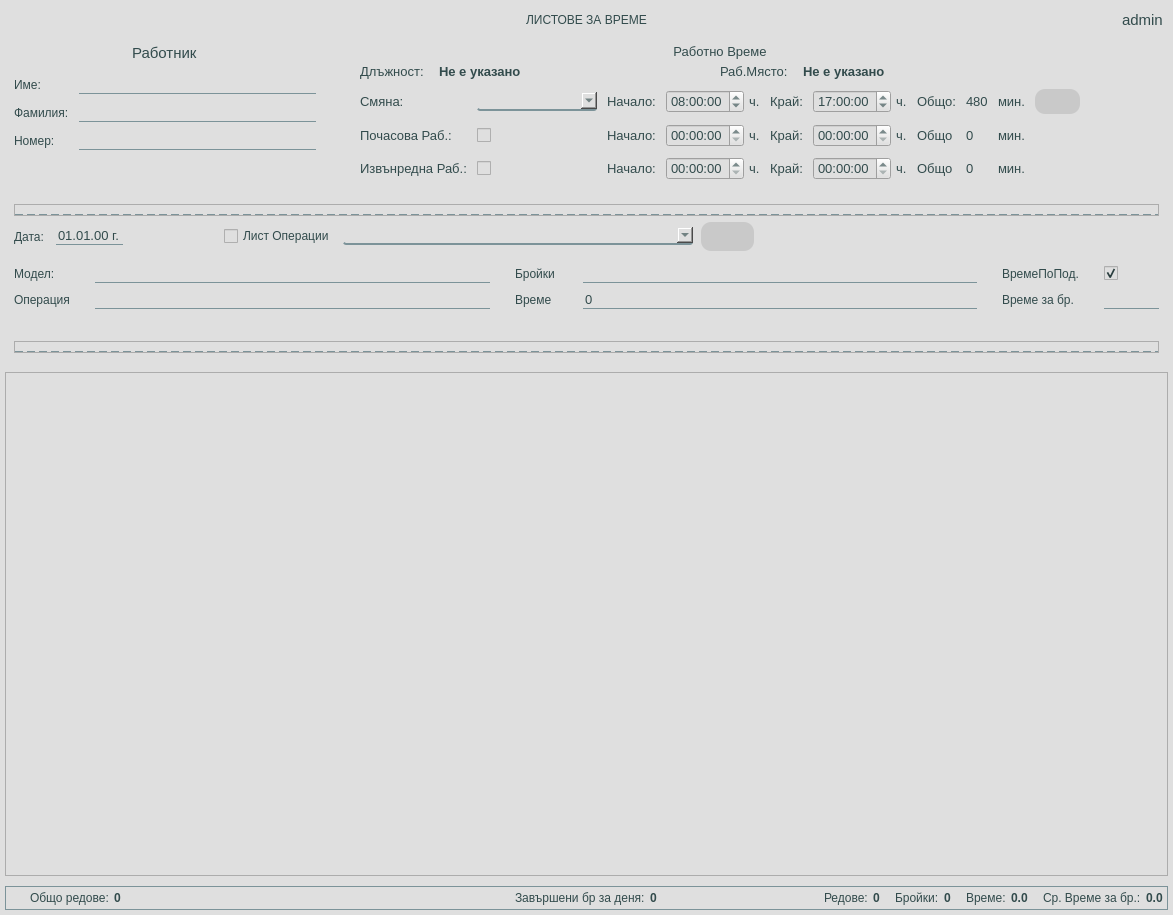
Qt form app/ui/widgets/customTimePapersWidget.ui (DevilPhp/WorkSalary.v01) before a commit.
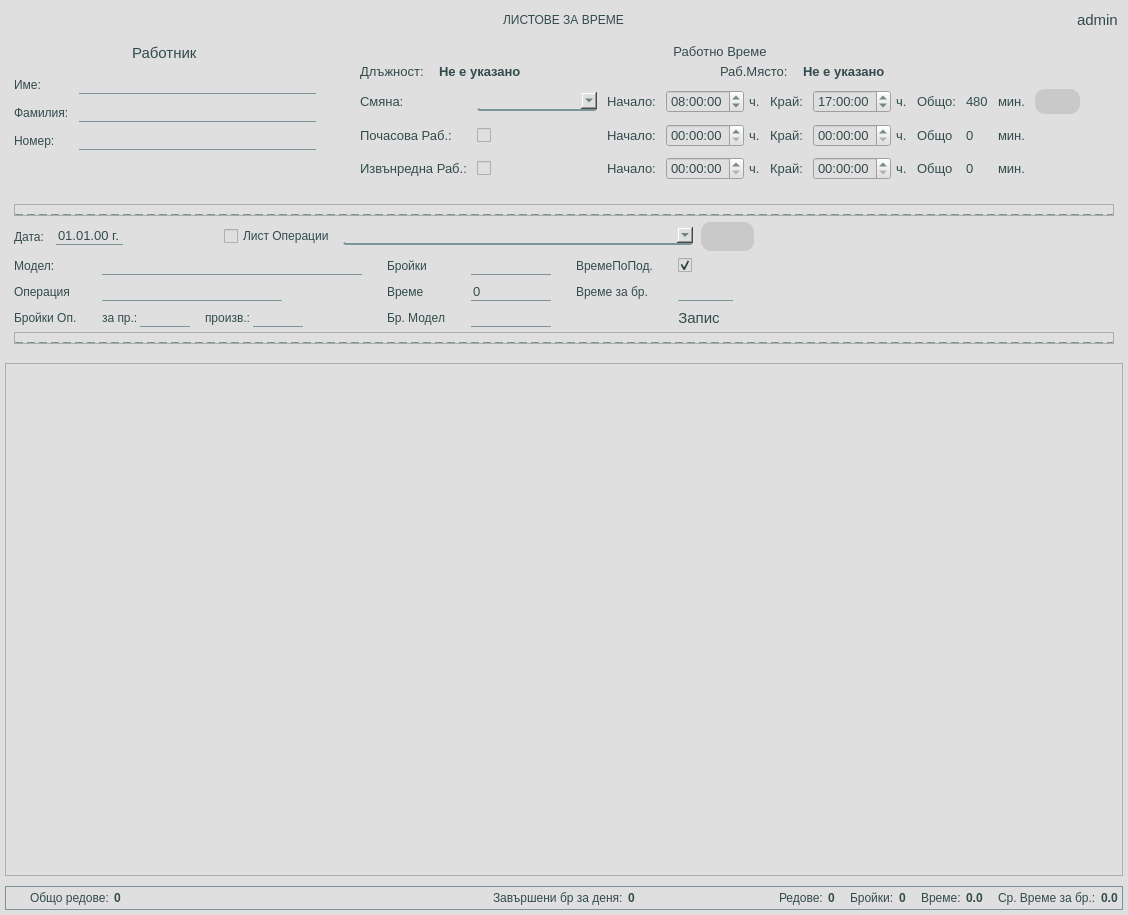
The same form after that commit. Icons and pictures are not drawn.

The edit to the form file:
```diff
--- a/app/ui/widgets/customTimePapersWidget.ui
+++ b/app/ui/widgets/customTimePapersWidget.ui
@@ -6,7 +6,7 @@
    <rect>
     <x>0</x>
     <y>0</y>
-    <width>1173</width>
+    <width>1128</width>
     <height>915</height>
    </rect>
   </property>
@@ -47,6 +47,10 @@
 	background-color: #aeaeae;
 }
 
+#addNewTimePaperBtn {
+	font-size: 11pt;
+}
+
 QDateEdit::up-button, QDateEdit::down-button{
 	width: 0px;
 }
@@ -65,7 +69,8 @@
 	font-size: 9pt;
 }
 
-#avrTimePerPiece, #totalSelectedPieces, #totalSelectedTime, #totalSelectedRows, #totalViewRows, #totalProducedPieces {
+#avrTimePerPiece, #totalSelectedPieces, #totalSelectedTime, #totalSelectedRows, #totalViewRows, #totalProducedPieces,
+#piecesForProdLineEdit, #piecesProducedLineEdit {
 	font-weight: 700;
 }
 
@@ -1273,7 +1278,7 @@
             <property name="bottomMargin">
              <number>0</number>
             </property>
-            <item>
+            <item alignment="Qt::AlignLeft">
              <widget class="QWidget" name="timePapersHolder" native="true">
               <property name="minimumSize">
                <size>
@@ -1305,7 +1310,95 @@
                  <property name="verticalSpacing">
                   <number>8</number>
                  </property>
-                 <item row="4" column="2" alignment="Qt::AlignHCenter|Qt::AlignVCenter">
+                 <item row="1" column="5">
+                  <widget class="QCheckBox" name="isDefaultTimeCheckBox">
+                   <property name="focusPolicy">
+                    <enum>Qt::NoFocus</enum>
+                   </property>
+                   <property name="text">
+                    <string/>
+                   </property>
+                   <property name="checked">
+                    <bool>true</bool>
+                   </property>
+                  </widget>
+                 </item>
+                 <item row="1" column="3">
+                  <widget class="QLineEdit" name="modelPiecesLineEdit">
+                   <property name="minimumSize">
+                    <size>
+                     <width>0</width>
+                     <height>0</height>
+                    </size>
+                   </property>
+                   <property name="maximumSize">
+                    <size>
+                     <width>80</width>
+                     <height>16777215</height>
+                    </size>
+                   </property>
+                   <property name="readOnly">
+                    <bool>true</bool>
+                   </property>
+                  </widget>
+                 </item>
+                 <item row="1" column="1">
+                  <widget class="QLineEdit" name="clientModelsLineEdit">
+                   <property name="minimumSize">
+                    <size>
+                     <width>260</width>
+                     <height>0</height>
+                    </size>
+                   </property>
+                  </widget>
+                 </item>
+                 <item row="2" column="1">
+                  <widget class="QLineEdit" name="modelOperationLineEdit">
+                   <property name="maximumSize">
+                    <size>
+                     <width>180</width>
+                     <height>16777215</height>
+                    </size>
+                   </property>
+                   <property name="readOnly">
+                    <bool>true</bool>
+                   </property>
+                  </widget>
+                 </item>
+                 <item row="2" column="2">
+                  <widget class="QLabel" name="label_33">
+                   <property name="text">
+                    <string>Време</string>
+                   </property>
+                  </widget>
+                 </item>
+                 <item row="2" column="3">
+                  <widget class="QLineEdit" name="piecesTimeLineEdit">
+                   <property name="maximumSize">
+                    <size>
+                     <width>80</width>
+                     <height>16777215</height>
+                    </size>
+                   </property>
+                   <property name="focusPolicy">
+                    <enum>Qt::NoFocus</enum>
+                   </property>
+                   <property name="text">
+                    <string>0</string>
+                   </property>
+                   <property name="readOnly">
+                    <bool>true</bool>
+                   </property>
+                  </widget>
+                 </item>
+                 <item row="3" column="2">
+                  <widget class="QLabel" name="label_45">
+                   <property name="text">
+                    <string>Бр. Модел</string>
+                   </property>
+                  </widget>
+                 </item>
+                 <item row="3" column="5" alignment="Qt::AlignLeft">
                   <widget class="QPushButton" name="addNewTimePaperBtn">
                    <property name="focusPolicy">
                     <enum>Qt::NoFocus</enum>
@@ -1317,7 +1410,7 @@
 }</string>
                    </property>
                    <property name="text">
-                    <string/>
+                    <string>Запис</string>
                    </property>
                    <property name="icon">
                     <iconset resource="../../../resources.qrc">
@@ -1331,72 +1424,39 @@
                    </property>
                   </widget>
                  </item>
-                 <item row="2" column="1">
-                  <widget class="QLineEdit" name="clientModelsLineEdit">
-                   <property name="minimumSize">
-                    <size>
-                     <width>260</width>
-                     <height>0</height>
-                    </size>
-                   </property>
-                  </widget>
-                 </item>
-                 <item row="3" column="1">
-                  <widget class="QLineEdit" name="modelOperationLineEdit">
-                   <property name="readOnly">
-                    <bool>true</bool>
-                   </property>
-                  </widget>
-                 </item>
                  <item row="2" column="4">
-                  <widget class="QLabel" name="label_34">
+                  <widget class="QLabel" name="label_35">
                    <property name="text">
-                    <string>ВремеПоПод.</string>
+                    <string>Време за бр.</string>
                    </property>
                   </widget>
                  </item>
-                 <item row="2" column="3">
-                  <widget class="QLineEdit" name="modelPiecesLineEdit">
-                   <property name="minimumSize">
-                    <size>
-                     <width>200</width>
-                     <height>0</height>
-                    </size>
-                   </property>
-                   <property name="readOnly">
-                    <bool>true</bool>
-                   </property>
-                  </widget>
-                 </item>
-                 <item row="3" column="3">
-                  <widget class="QLineEdit" name="piecesTimeLineEdit">
-                   <property name="text">
-                    <string>0</string>
-                   </property>
-                   <property name="readOnly">
-                    <bool>true</bool>
-                   </property>
-                  </widget>
-                 </item>
-                 <item row="2" column="0">
+                 <item row="1" column="0">
                   <widget class="QLabel" name="label_30">
                    <property name="text">
                     <string>Модел:</string>
                    </property>
                   </widget>
                  </item>
-                 <item row="3" column="2">
-                  <widget class="QLabel" name="label_33">
+                 <item row="1" column="4">
+                  <widget class="QLabel" name="label_34">
                    <property name="text">
-                    <string>Време</string>
+                    <string>ВремеПоПод.</string>
                    </property>
                   </widget>
                  </item>
-                 <item row="0" column="0" alignment="Qt::AlignLeft">
-                  <widget class="QWidget" name="widget_14" native="true">
-                   <layout class="QHBoxLayout" name="horizontalLayout_14">
+                 <item row="1" column="2">
+                  <widget class="QLabel" name="label_32">
+                   <property name="text">
+                    <string>Бройки</string>
+                   </property>
+                  </widget>
+                 </item>
+                 <item row="3" column="1" alignment="Qt::AlignLeft">
+                  <widget class="QWidget" name="widget_22" native="true">
+                   <layout class="QHBoxLayout" name="horizontalLayout_31">
                     <property name="spacing">
-                     <number>5</number>
+                     <number>15</number>
                     </property>
                     <property name="leftMargin">
                      <number>0</number>
@@ -1410,30 +1470,107 @@
                     <property name="bottomMargin">
                      <number>0</number>
                     </property>
+                    <item>
+                     <widget class="QWidget" name="widget_23" native="true">
+                      <property name="minimumSize">
+                       <size>
+                        <width>0</width>
+                        <height>0</height>
+                       </size>
+                      </property>
+                      <layout class="QHBoxLayout" name="horizontalLayout_32">
+                       <property name="spacing">
+                        <number>2</number>
+                       </property>
+                       <property name="leftMargin">
+                        <number>0</number>
+                       </property>
+                       <property name="topMargin">
+                        <number>0</number>
+                       </property>
+                       <property name="rightMargin">
+                        <number>0</number>
+                       </property>
+                       <property name="bottomMargin">
+                        <number>0</number>
+                       </property>
+                       <item>
+                        <widget class="QLabel" name="label_41">
+                         <property name="text">
+                          <string>за пр.:</string>
+                         </property>
+                        </widget>
+                       </item>
+                       <item>
+                        <widget class="QLineEdit" name="piecesForProdLineEdit">
+                         <property name="maximumSize">
+                          <size>
+                           <width>50</width>
+                           <height>16777215</height>
+                          </size>
+                         </property>
+                         <property name="focusPolicy">
+                          <enum>Qt::NoFocus</enum>
+                         </property>
+                         <property name="text">
+                          <string/>
+                         </property>
+                         <property name="readOnly">
+                          <bool>true</bool>
+                         </property>
+                        </widget>
+                       </item>
+                      </layout>
+                     </widget>
+                    </item>
+                    <item>
+                     <widget class="QWidget" name="widget_24" native="true">
+                      <layout class="QHBoxLayout" name="horizontalLayout_33">
+                       <property name="spacing">
+                        <number>2</number>
+                       </property>
+                       <property name="leftMargin">
+                        <number>0</number>
+                       </property>
+                       <property name="topMargin">
+                        <number>0</number>
+                       </property>
+                       <property name="rightMargin">
+                        <number>0</number>
+                       </property>
+                       <property name="bottomMargin">
+                        <number>0</number>
+                       </property>
+                       <item>
+                        <widget class="QLabel" name="label_44">
+                         <property name="text">
+                          <string>произв.:</string>
+                         </property>
+                        </widget>
+                       </item>
+                       <item>
+                        <widget class="QLineEdit" name="piecesProducedLineEdit">
+                         <property name="maximumSize">
+                          <size>
+                           <width>50</width>
+                           <height>16777215</height>
+                          </size>
+                         </property>
+                         <property name="focusPolicy">
+                          <enum>Qt::NoFocus</enum>
+                         </property>
+                         <property name="readOnly">
+                          <bool>true</bool>
+                         </property>
+                        </widget>
+                       </item>
+                      </layout>
+                     </widget>
+                    </item>
                    </layout>
                   </widget>
                  </item>
                  <item row="2" column="5">
-                  <widget class="QCheckBox" name="isDefaultTimeCheckBox">
-                   <property name="focusPolicy">
-                    <enum>Qt::NoFocus</enum>
-                   </property>
-                   <property name="text">
-                    <string/>
-                   </property>
-                   <property name="checked">
-                    <bool>true</bool>
-                   </property>
-                  </widget>
-                 </item>
-                 <item row="3" column="4">
-                  <widget class="QLabel" name="label_35">
-                   <property name="text">
-                    <string>Време за бр.</string>
-                   </property>
-                  </widget>
-                 </item>
-                 <item row="3" column="5">
                   <widget class="QLineEdit" name="timeForPieceLineEdit">
                    <property name="maximumSize">
                     <size>
@@ -1450,19 +1587,35 @@
                   </widget>
                  </item>
                  <item row="3" column="0">
+                  <widget class="QLabel" name="label_40">
+                   <property name="text">
+                    <string>Бройки Оп.</string>
+                   </property>
+                  </widget>
+                 </item>
+                 <item row="3" column="3">
+                  <widget class="QLineEdit" name="modelTotalPiecesLineEdit">
+                   <property name="maximumSize">
+                    <size>
+                     <width>80</width>
+                     <height>16777215</height>
+                    </size>
+                   </property>
+                   <property name="focusPolicy">
+                    <enum>Qt::NoFocus</enum>
+                   </property>
+                   <property name="readOnly">
+                    <bool>true</bool>
+                   </property>
+                  </widget>
+                 </item>
+                 <item row="2" column="0">
                   <widget class="QLabel" name="label_31">
                    <property name="text">
                     <string>Операция</string>
                    </property>
                   </widget>
                  </item>
-                 <item row="2" column="2">
-                  <widget class="QLabel" name="label_32">
-                   <property name="text">
-                    <string>Бройки</string>
-                   </property>
-                  </widget>
-                 </item>
                 </layout>
                </item>
               </layout>
@@ -1514,8 +1667,8 @@
        <rect>
         <x>0</x>
         <y>0</y>
-        <width>1161</width>
-        <height>476</height>
+        <width>1116</width>
+        <height>484</height>
        </rect>
       </property>
       <layout class="QVBoxLayout" name="verticalLayout_12">
```
Left out of the diff: 2 changed lines with no effect on the pictures.
